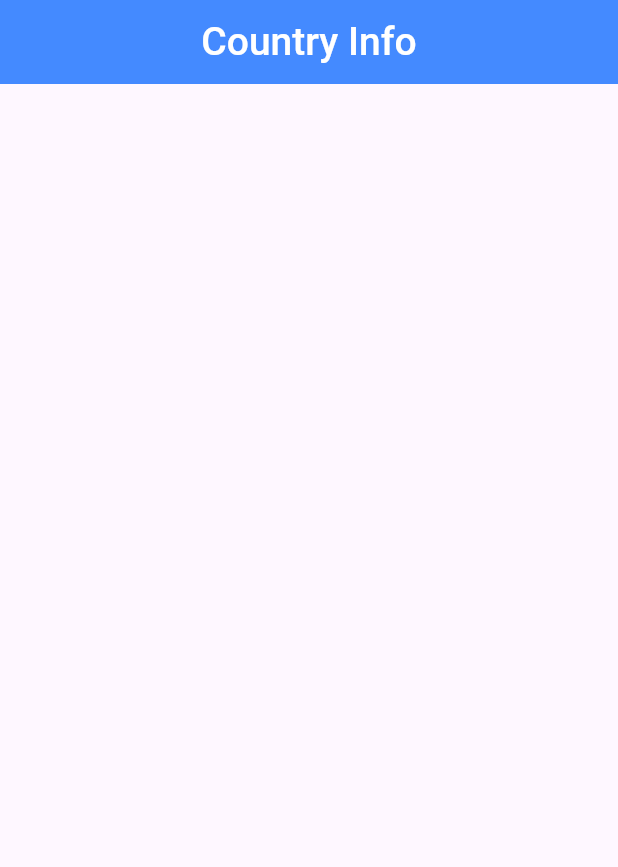
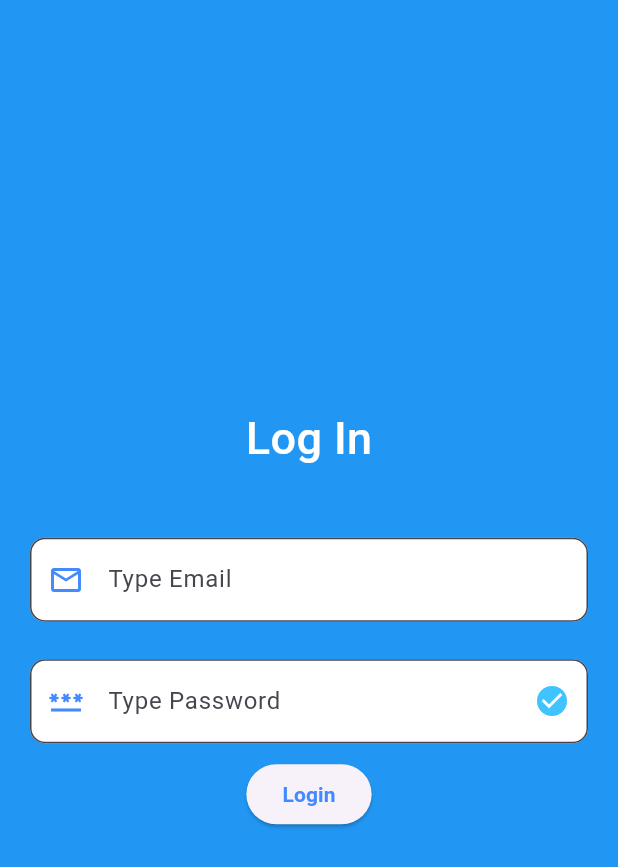
Before and after one commit to Jobaieer/flutter-country_info, a Flutter app: the screen it shows after launch, on a phone screen of 412 x 824 dp. Shown: the top 867 px of the screen. Run offline on Flutter 3.47's test engine with Material 3 defaults, Android fonts, the light colour scheme and no system bars.

Commit message:
feat(ui): design login screen with form validation (frontend only)

```diff
--- a/lib/myapp.dart
+++ b/lib/myapp.dart
@@ -1,4 +1,5 @@
-import 'package:country_info/view/home.dart';
+// import 'package:country_info/view/screens/home.dart';
+import 'package:country_info/view/screens/login.dart';
 import 'package:flutter/material.dart';
 
 class MyApp extends StatelessWidget {
@@ -9,7 +10,7 @@ class MyApp extends StatelessWidget {
     return MaterialApp(
       debugShowCheckedModeBanner: false,
       title: 'Country Info',
-      home: const Home(),
+      home: const Login(),
     );
   }
 }
--- a/lib/view/home.dart
+++ b/lib/view/screens/home.dart
@@ -7,7 +7,7 @@ class Home extends StatelessWidget {
   Widget build(BuildContext context) {
     return Scaffold(
       appBar: AppBar(
-        backgroundColor: Colors.blueAccent,
+        backgroundColor: Colors.blue,
         title: Text(
           'Country Info',
           style: TextStyle(
--- /dev/null
+++ b/lib/view/screens/login.dart
@@ -0,0 +1,128 @@
+import 'package:flutter/material.dart';
+
+class Login extends StatefulWidget {
+  const Login({super.key});
+
+  @override
+  State<Login> createState() => _LoginState();
+}
+
+class _LoginState extends State<Login> {
+  final _formKey = GlobalKey<FormState>();
+  TextEditingController emailController = TextEditingController();
+  TextEditingController passwordController = TextEditingController();
+  @override
+  Widget build(BuildContext context) {
+    return Scaffold(
+      backgroundColor: Colors.blue,
+      body: Center(
+        child: SingleChildScrollView(
+          child: Column(
+            mainAxisAlignment: MainAxisAlignment.center,
+            children: [
+              Text(
+                "Log In",
+                style: TextStyle(
+                  fontSize: 30,
+                  fontWeight: FontWeight.w500,
+                  color: Colors.white,
+                ),
+              ),
+
+              SizedBox(height: 25),
+
+              Form(
+                key: _formKey,
+                child: Column(
+                  children: [
+                    Padding(
+                      padding: const EdgeInsets.all(20.0),
+                      child: TextFormField(
+                        controller: emailController,
+                        keyboardType: TextInputType.emailAddress,
+                        decoration: InputDecoration(
+                          hintText: 'Type Email',
+                          border: OutlineInputBorder(
+                            borderRadius: BorderRadius.circular(10),
+                          ),
+                          filled: true,
+                          fillColor: Colors.white,
+                          prefixIcon: Icon(Icons.email_outlined),
+                          prefixIconColor: Colors.blueAccent,
+                        ),
+                        validator: (value) {
+                          if (value == null || value.isEmpty) {
+                            return ('Tpe your valid Email.');
+                          } else {
+                            return null;
+                          }
+                        },
+                      ),
+                    ),
+
+                    Padding(
+                      padding: const EdgeInsets.only(
+                        top: 5,
+                        right: 20,
+                        left: 20,
+                        bottom: 10,
+                      ),
+                      child: TextFormField(
+                        controller: passwordController,
+                        obscureText: true,
+                        keyboardType: TextInputType.text,
+                        decoration: InputDecoration(
+                          hintText: 'Type Password',
+                          border: OutlineInputBorder(
+                            borderRadius: BorderRadius.circular(10),
+                          ),
+                          filled: true,
+                          fillColor: Colors.white,
+                          prefixIcon: Icon(Icons.password),
+                          prefixIconColor: Colors.blueAccent,
+                          suffixIcon: Icon(Icons.check_circle_sharp),
+                          suffixIconColor: Colors.lightBlueAccent,
+
+                          // labelText: 'User Password',
+                          // labelStyle: TextStyle(
+                          //   fontSize: 20,
+                          //   fontWeight: FontWeight.bold,
+                          //   color: Colors.redAccent
+                          // )
+                        ),
+                        validator: (value) {
+                          if (value == null || value.isEmpty) {
+                            return 'Type your Password.';
+                          } else if (value.length < 6) {
+                            return 'Password must be up to 5 character.';
+                          } else {
+                            return null;
+                          }
+                        },
+                      ),
+                    ),
+                    ElevatedButton(
+                      onPressed: () {
+                        if(_formKey.currentState!.validate()){
+
+                        }
+                      },
+                      // onPressed: () { print(emailController.text); print(passwordController.text); },
+                        child: Text(
+                          'Login',
+                          style: TextStyle(
+                            fontWeight: FontWeight.bold,
+                            color: Colors.blueAccent,
+                          ),
+                        ),
+                      ),
+                  ],
+                ),
+              ),
+            ],
+          ),
+        ),
+      ),
+    );
+  }
+}
```
